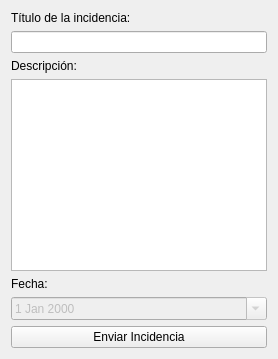
Qt form src/vista/ui/ReportarIncidencia.ui (jaimecarfe/menule) before a commit.
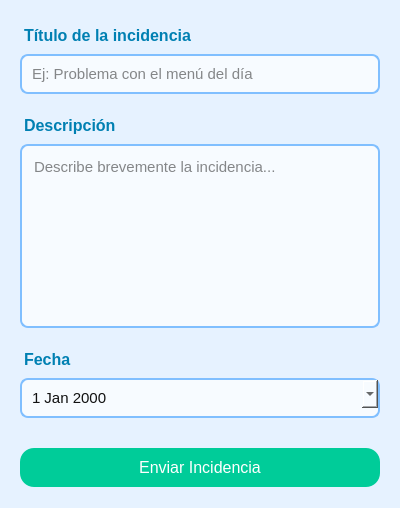
The same form after that commit.

```diff
--- a/src/vista/ui/ReportarIncidencia.ui
+++ b/src/vista/ui/ReportarIncidencia.ui
@@ -5,31 +5,105 @@
   <property name="windowTitle">
    <string>Reportar Incidencia</string>
   </property>
+  <property name="minimumSize">
+   <size>
+    <width>400</width>
+    <height>420</height>
+   </size>
+  </property>
+  <property name="styleSheet">
+   <string notr="true">
+QWidget {
+    background-color: #e6f2ff;
+    font-family: Arial, sans-serif;
+    font-size: 15px;
+    color: #1a1a1a;
+}
+QLabel {
+    color: #0080b2;
+    font-weight: bold;
+    font-size: 16px;
+    margin-top: 8px;
+    margin-bottom: 3px;
+}
+QLineEdit, QDateEdit {
+    border: 1.5px solid #80bfff;
+    border-radius: 8px;
+    padding: 8px;
+    background-color: #f7fbff;
+    color: #111;
+    font-size: 15px;
+    margin-bottom: 8px;
+}
+QTextEdit {
+    border: 1.5px solid #80bfff;
+    border-radius: 8px;
+    padding: 8px;
+    background-color: #f7fbff;
+    color: #111;
+    font-size: 15px;
+    min-height: 120px;
+    margin-bottom: 8px;
+}
+QPushButton {
+    background-color: #00cc99;
+    color: white;
+    border-radius: 14px;
+    padding: 10px 0;
+    font-size: 16px;
+    margin-top: 16px;
+    margin-bottom: 6px;
+}
+QPushButton:hover {
+    background-color: #009973;
+}
+   </string>
+  </property>
   <layout class="QVBoxLayout" name="verticalLayout">
+   <property name="leftMargin">
+    <number>20</number>
+   </property>
+   <property name="rightMargin">
+    <number>20</number>
+   </property>
+   <property name="topMargin">
+    <number>18</number>
+   </property>
+   <property name="bottomMargin">
+    <number>15</number>
+   </property>
    <item>
     <widget class="QLabel" name="labelTitulo">
      <property name="text">
-      <string>Título de la incidencia:</string>
+      <string>Título de la incidencia</string>
      </property>
     </widget>
    </item>
    <item>
-    <widget class="QLineEdit" name="titulo_input"/>
+    <widget class="QLineEdit" name="titulo_input">
+     <property name="placeholderText">
+      <string>Ej: Problema con el menú del día</string>
+     </property>
+    </widget>
    </item>
    <item>
     <widget class="QLabel" name="labelDescripcion">
      <property name="text">
-      <string>Descripción:</string>
+      <string>Descripción</string>
      </property>
     </widget>
    </item>
    <item>
-    <widget class="QTextEdit" name="descripcion_input"/>
+    <widget class="QTextEdit" name="descripcion_input">
+     <property name="placeholderText">
+      <string>Describe brevemente la incidencia...</string>
+     </property>
+    </widget>
    </item>
    <item>
     <widget class="QLabel" name="labelFecha">
      <property name="text">
-      <string>Fecha:</string>
+      <string>Fecha</string>
      </property>
     </widget>
    </item>
```
